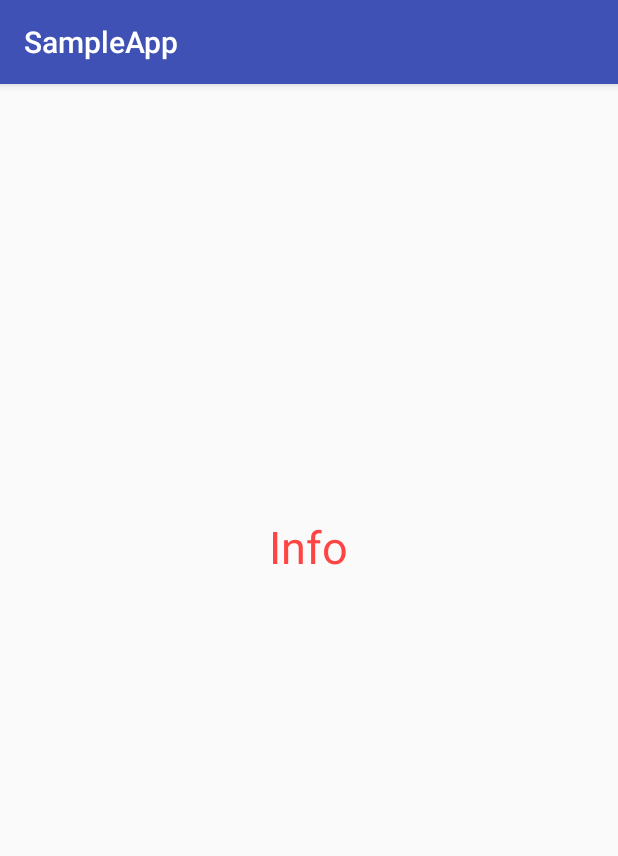
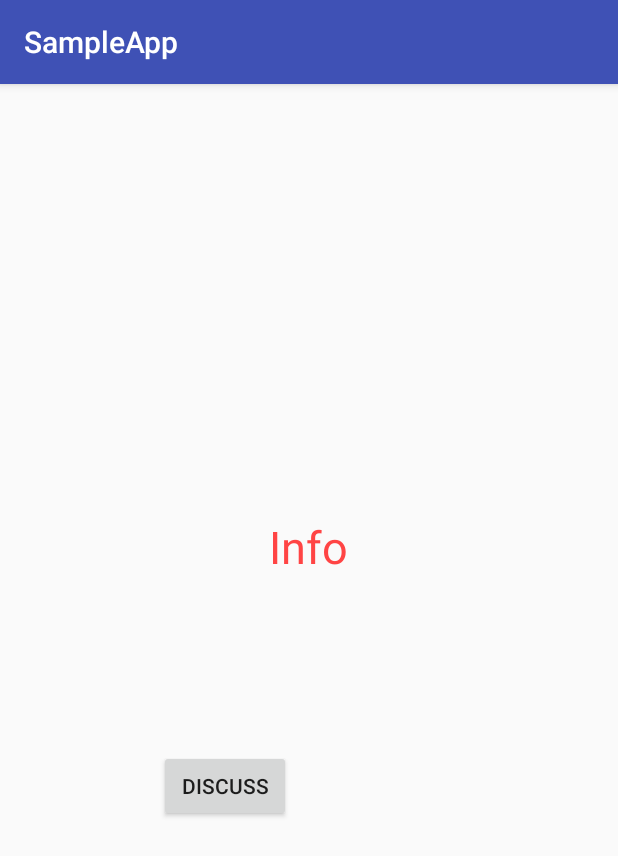
Before and after one commit to ghostwan/robotkit, an Android app: the screen it shows after launch (KotlinMainActivity), on a phone screen of 412 x 824 dp. Shown: the top 856 px of the screen. Run offline under Robolectric (Android 15) with nearby library versions, the phone set to English and light mode, and no system bars; libraries missing offline, so code that uses them is left out: com.aldebaran.qi, kotlinx.coroutines.experimental; 1 statement that could not run was skipped.

Commit message:
Work on Discussion ref #10

```diff
--- a/build.gradle
+++ b/build.gradle
@@ -2,14 +2,16 @@
 
 buildscript {
     ext.kotlin_version = '1.2.30'
+    ext.serialization_version = '0.4.2'
     repositories {
         google()
         jcenter()
+        maven { url "https://kotlin.bintray.com/kotlinx" }
     }
     dependencies {
         classpath 'com.android.tools.build:gradle:3.0.1'
         classpath "org.jetbrains.kotlin:kotlin-gradle-plugin:$kotlin_version"
-
+        classpath "org.jetbrains.kotlinx:kotlinx-gradle-serialization-plugin:$serialization_version"
         // NOTE: Do not place your application dependencies here; they belong
         // in the individual module build.gradle files
     }
@@ -23,6 +25,7 @@ allprojects {
         maven {
             url 'http://kiwi.aldebaran.lan/android/sdk-internal/maven'
         }
+        maven { url "https://kotlin.bintray.com/kotlinx" }
     }
 }
 
--- a/library/build.gradle
+++ b/library/build.gradle
@@ -1,5 +1,6 @@
 apply plugin: 'com.android.library'
 apply plugin: 'kotlin-android'
+apply plugin: 'kotlinx-serialization'
 
 android {
     compileSdkVersion 26
@@ -32,7 +33,8 @@ dependencies {
     testImplementation 'junit:junit:4.12'
     androidTestImplementation 'com.android.support.test:runner:1.0.1'
     androidTestImplementation 'com.android.support.test.espresso:espresso-core:3.0.1'
-    compile "org.jetbrains.kotlin:kotlin-stdlib-jre7:$kotlin_version"
+    compile "org.jetbrains.kotlin:kotlin-stdlib-jdk7:$kotlin_version"
+    compile "org.jetbrains.kotlinx:kotlinx-serialization-runtime:$serialization_version"
     compile "org.jetbrains.kotlinx:kotlinx-coroutines-core:0.22.5"
     compile "org.jetbrains.kotlinx:kotlinx-coroutines-android:0.22.5"
     compile 'com.aldebaran:qisdk:1.1.11'
--- a/sampleapp/src/main/res/layout/kotlin_activity_main.xml
+++ b/sampleapp/src/main/res/layout/kotlin_activity_main.xml
@@ -13,7 +13,7 @@
             android:onClick="onStartButton"
             android:layout_width="wrap_content"
             android:layout_height="wrap_content"
-            android:id="@+id/start_bt"
+            android:id="@+id/startBtn"
             android:visibility="invisible"
             android:layout_centerVertical="true"
             android:layout_alignParentStart="true"
@@ -27,10 +27,10 @@
             android:onClick="onStopButton"
             android:layout_width="wrap_content"
             android:layout_height="wrap_content"
-            android:id="@+id/stop_bt"
-            android:layout_alignBaseline="@+id/start_bt"
-            android:layout_alignBottom="@+id/start_bt"
-            android:layout_toEndOf="@+id/start_bt"
+            android:id="@+id/stopBtn"
+            android:layout_alignBaseline="@+id/startBtn"
+            android:layout_alignBottom="@+id/startBtn"
+            android:layout_toEndOf="@+id/startBtn"
             android:layout_marginStart="23dp"/>
 
     <TextView
@@ -39,10 +39,20 @@
             android:textColor="@android:color/holo_red_light"
             android:layout_width="wrap_content"
             android:layout_height="wrap_content"
-            android:layout_above="@+id/start_bt"
+            android:layout_above="@+id/startBtn"
             android:layout_centerHorizontal="true"
             android:layout_marginBottom="31dp"
             android:id="@+id/textView"/>
 
+    <Button
+            android:text="DISCUSS"
+            android:layout_width="wrap_content"
+            android:layout_height="wrap_content"
+            android:onClick="onDiscussButton"
+            android:layout_below="@+id/startBtn"
+            android:layout_alignStart="@+id/startBtn"
+            android:layout_marginTop="36dp"
+            android:id="@+id/discussBtn"/>
+
 
 </RelativeLayout>
```
Also changed, not shown: library/src/main/java/com/ghostwan/robotkit/robot/pepper/MyPepper.kt (+50 -15 lines), library/src/main/java/com/ghostwan/robotkit/robot/pepper/Result.kt (added, +18 -0 lines), library/src/main/java/com/ghostwan/robotkit/robot/pepper/object/Discussion.kt (+18 -1 lines), sampleapp/src/main/java/com/ghostwan/robotkit/sampleapp/KotlinMainActivity.kt (+23 -8 lines).
